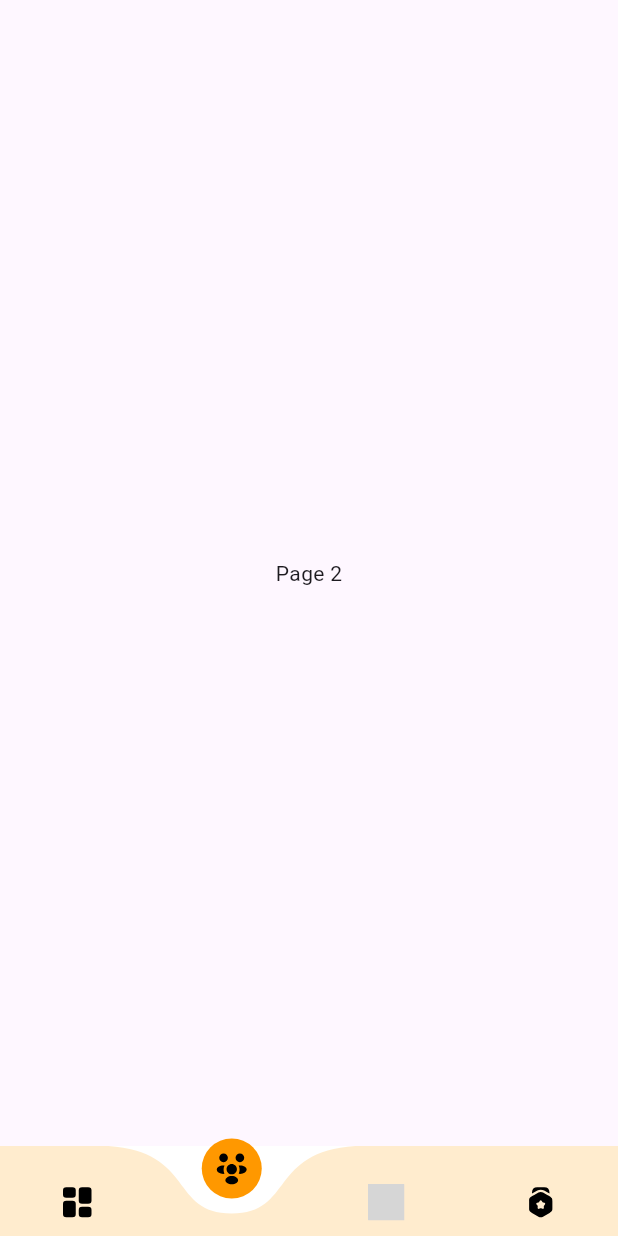
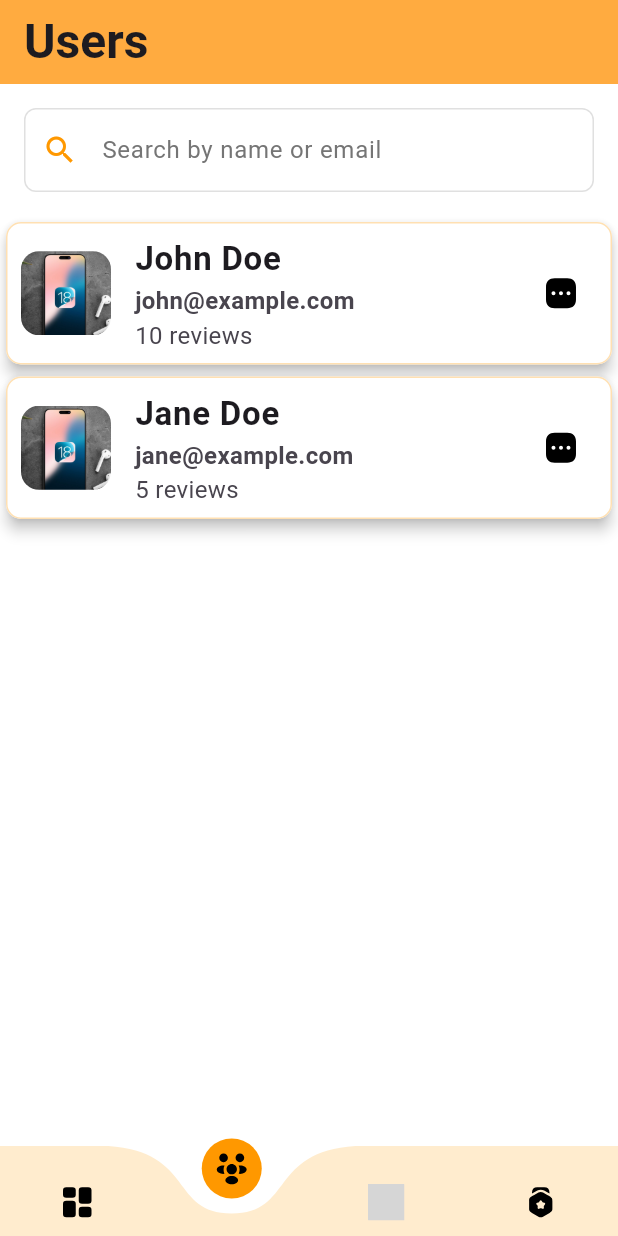
Before and after one commit to MuhammedShabeel001/travio_aadmin, a Flutter app: the screen it shows after launch, item 2 of the bottom bar chosen, on a phone screen of 412 x 824 dp. Run offline on Flutter 3.47's test engine with Material 3 defaults, Android fonts, the phone set to English and light mode, and no system bars; drawn by our look-alikes of curved_navigation_bar; our stand-ins replace barcode_widget, carousel_slider, cloud_firestore, file_picker, firebase_core, firebase_storage and 1 more; accounts and stored records are empty; grey boxes are pictures that could not be loaded.

Commit message:
UserList ui updated

```diff
--- /dev/null
+++ b/lib/controller/user_provider.dart
@@ -0,0 +1,59 @@
+import 'dart:async';
+import 'package:flutter/material.dart';
+
+class Debouncer {
+  final int milliseconds;
+  Timer? _timer;
+
+  Debouncer({this.milliseconds = 300});
+
+  void run(VoidCallback action) {
+    if (_timer != null) {
+      _timer!.cancel();
+    }
+    _timer = Timer(Duration(milliseconds: milliseconds), action);
+  }
+}
+
+class UserProvider with ChangeNotifier {
+  TextEditingController searchController = TextEditingController();
+  String searchQuery = '';
+  final Debouncer _debouncer = Debouncer();
+
+  final List<Map<String, String>> _users = [
+    {
+      'image': 'assets/image/ios-18-neuerungen-teaser-neu_6295364.jpg',
+      'name': 'John Doe',
+      'email': 'john@example.com',
+      'reviews': '10 reviews'
+    },
+    {
+      'image': 'assets/image/ios-18-neuerungen-teaser-neu_6295364.jpg',
+      'name': 'Jane Doe',
+      'email': 'jane@example.com',
+      'reviews': '5 reviews'
+    },
+    // Add more users here...
+  ];
+
+  List<Map<String, String>> get users => _users;
+
+  List<Map<String, String>> get filteredUsers {
+    if (searchQuery.isEmpty) {
+      return _users;
+    } else {
+      return _users
+          .where((user) =>
+              user['name']!.toLowerCase().contains(searchQuery.toLowerCase()) ||
+              user['email']!.toLowerCase().contains(searchQuery.toLowerCase()))
+          .toList();
+    }
+  }
+
+  void updateSearchQuery(String query) {
+    _debouncer.run(() {
+      searchQuery = query;
+      notifyListeners();
+    });
+  }
+}
--- a/lib/core/common/widgets/navigation_bar.dart
+++ b/lib/core/common/widgets/navigation_bar.dart
@@ -3,6 +3,7 @@ import 'package:curved_navigation_bar/curved_navigation_bar.dart';
 import 'package:flutter_svg/flutter_svg.dart';
 import 'package:travio_admin_/test_page.dart';
 import 'package:travio_admin_/view/pages/dashboard/dashbord_page.dart';
+import 'package:travio_admin_/view/pages/manage/active_users.dart';
 import 'package:travio_admin_/view/pages/product/locaion/add_location.dart';
 
 class TNavBar extends StatefulWidget {
@@ -17,7 +18,7 @@ class _TNavBarState extends State<TNavBar> {
 
   final List<Widget> _pages = [
     const DashbordPage(),
-    const Page2(),
+    const UsersPage(),
     const AddLocationPage(),
     const Page4(),
   ];
--- a/lib/main.dart
+++ b/lib/main.dart
@@ -1,12 +1,13 @@
 import 'package:firebase_core/firebase_core.dart';
 import 'package:flutter/material.dart';
 import 'package:provider/provider.dart';
+import 'package:travio_admin_/controller/user_provider.dart';
 // import 'package:travio_admin_/core/common/pages/navbar.dart';
 // ignore: unused_import
 import 'package:travio_admin_/core/common/widgets/navigation_bar.dart';
 import 'package:travio_admin_/controller/place_provider.dart';
 import 'package:travio_admin_/core/firebase/firebase_options.dart';
-import 'package:travio_admin_/view/pages/dashboard/dashbord_page.dart';
+// import 'package:travio_admin_/view/pages/dashboard/dashbord_page.dart';
 
 void main() async{
   WidgetsFlutterBinding.ensureInitialized();
@@ -21,7 +22,8 @@ class MyApp extends StatelessWidget {
   Widget build(BuildContext context) {
     return MultiProvider(
       providers: [
-        ChangeNotifierProvider(create: (context) => PlaceProvider(),)
+        ChangeNotifierProvider(create: (context) => PlaceProvider(),),
+        ChangeNotifierProvider(create: (context) => UserProvider(),),
       ],
       child: MaterialApp(
         debugShowCheckedModeBanner: false,
--- a/lib/view/pages/dashboard/dashbord_page.dart
+++ b/lib/view/pages/dashboard/dashbord_page.dart
@@ -1,6 +1,7 @@
 import 'package:flutter/material.dart';
 import 'package:travio_admin_/view/widgets/Dashbord/count_card.dart';
 import 'package:travio_admin_/view/widgets/Dashbord/user_count.dart';
+import 'package:travio_admin_/view/widgets/global/t_app_bar.dart';
 
 class DashbordPage extends StatelessWidget {
   const DashbordPage({super.key});
@@ -9,14 +10,7 @@ class DashbordPage extends StatelessWidget {
   Widget build(BuildContext context) {
     return Scaffold(
       backgroundColor: Colors.white,
-      appBar: AppBar(
-        backgroundColor: Colors.orangeAccent,
-        title: const Text(
-          'Dashbord',
-          style: TextStyle(fontSize: 32, fontWeight: FontWeight.bold),
-        ),
-        actions: const [],
-      ),
+      appBar: tAppBar('Dashbord'),
       body:  ListView(
         children: const [ SizedBox(
           height: 220,
@@ -35,4 +29,6 @@ class DashbordPage extends StatelessWidget {
       ])
     );
   }
+
+
 }
--- /dev/null
+++ b/lib/view/pages/manage/active_users.dart
@@ -0,0 +1,61 @@
+import 'package:flutter/material.dart';
+import 'package:provider/provider.dart';
+import 'package:travio_admin_/controller/user_provider.dart';
+import 'package:travio_admin_/view/widgets/global/search_bar.dart';
+import 'package:travio_admin_/view/widgets/global/t_app_bar.dart';
+import 'package:travio_admin_/view/widgets/manage/user_tile.dart';
+// import 'search_bar.dart';
+// import 'user_tile.dart';
+// import 't_app_bar.dart';
+// import 'user_provider.dart';
+
+class UsersPage extends StatelessWidget {
+  const UsersPage({super.key});
+
+  @override
+  Widget build(BuildContext context) {
+    return Scaffold(
+      backgroundColor: Colors.white,
+      appBar: tAppBar('Users'),
+      body: Consumer<UserProvider>(
+        builder: (context, userProvider, child) {
+          return Column(
+            children: [
+              // Search bar
+              Padding(
+                  padding: const EdgeInsets.all(16.0),
+                  child: TSearchBar(
+                      controller: userProvider.searchController,
+                      onChanged:(value) {
+                       userProvider.updateSearchQuery(value);
+                    },)
+
+                  // SearchBar(
+                  //   controller: userProvider.searchController,
+                  //   onChanged: (value) {
+                  //     userProvider.updateSearchQuery(value);
+                  //   },
+                  // ),
+                  ),
+              // User list
+              Expanded(
+                child: ListView(
+                  shrinkWrap: true,
+                  physics: const BouncingScrollPhysics(),
+                  children: userProvider.filteredUsers.map((user) {
+                    return UserTile(
+                      image: user['image']!,
+                      name: user['name']!,
+                      email: user['email']!,
+                      reviews: user['reviews']!,
+                    );
+                  }).toList(),
+                ),
+              ),
+            ],
+          );
+        },
+      ),
+    );
+  }
+}
--- a/lib/view/widgets/Dashbord/user_count.dart
+++ b/lib/view/widgets/Dashbord/user_count.dart
@@ -16,7 +16,7 @@ class UserCount extends StatelessWidget {
       child: Padding(
         padding: const EdgeInsets.symmetric(horizontal: 10 ),
         child: Card(
-          color: const Color.fromARGB(255, 211, 238, 212),
+          color: const Color.fromARGB(255, 252, 234, 206),
           elevation: 3,
           child: Row(
             mainAxisAlignment: MainAxisAlignment.spaceAround,
--- /dev/null
+++ b/lib/view/widgets/global/search_bar.dart
@@ -0,0 +1,37 @@
+import 'package:flutter/material.dart';
+
+class TSearchBar extends StatelessWidget {
+  final TextEditingController controller;
+  final ValueChanged<String> onChanged;
+
+  const TSearchBar({
+    required this.controller,
+    required this.onChanged,
+    Key? key,
+  }) : super(key: key);
+
+  @override
+  Widget build(BuildContext context) {
+    return TextField(
+      controller: controller,
+      onChanged: onChanged,
+      decoration: InputDecoration(
+        prefixIcon: const Icon(Icons.search, color: Colors.orange),
+        hintText: 'Search by name or email',
+        hintStyle: TextStyle(color: Colors.grey[600]),
+        border: OutlineInputBorder(
+          borderRadius: BorderRadius.circular(8.0),
+          borderSide: BorderSide(color: Colors.grey[300]!),
+        ),
+        focusedBorder: OutlineInputBorder(
+          borderRadius: BorderRadius.circular(8.0),
+          borderSide: const BorderSide(color: Colors.orange, width: 2.0),
+        ),
+        enabledBorder: OutlineInputBorder(
+          borderRadius: BorderRadius.circular(8.0),
+          borderSide: BorderSide(color: Colors.grey[300]!, width: 1.0),
+        ),
+      ),
+    );
+  }
+}
--- /dev/null
+++ b/lib/view/widgets/global/t_app_bar.dart
@@ -0,0 +1,12 @@
+import 'package:flutter/material.dart';
+
+AppBar tAppBar(String title) {
+    return AppBar(
+      backgroundColor: Colors.orangeAccent,
+      title:  Text(
+        title,
+        style:const TextStyle(fontSize: 32, fontWeight: FontWeight.bold),
+      ),
+      actions: const [],
+    );
+  }
--- /dev/null
+++ b/lib/view/widgets/manage/user_tile.dart
@@ -0,0 +1,57 @@
+import 'package:flutter/material.dart';
+import 'package:travio_admin_/core/common/widgets/navigation_bar.dart';
+
+class UserTile extends StatelessWidget {
+  final String image;
+  final String name;
+  final String email;
+  final String reviews;
+
+  const UserTile({
+    super.key, required this.image, required this.name, required this.email, required this.reviews,
+  });
+
+  @override
+  Widget build(BuildContext context) {
+    return Card(
+      elevation: 4,
+      color: Colors.white,
+      shape: RoundedRectangleBorder(
+        side: BorderSide(
+          color: Colors.orange.shade100,
+          width: 1.0,
+        ),
+        borderRadius: BorderRadius.circular(10.0),
+      ),
+      child: Padding(
+        padding: const EdgeInsets.symmetric(horizontal: 10 ),
+        child: ListTile(
+          contentPadding: const EdgeInsets.all(0),
+          leading: ClipRRect(
+            borderRadius: BorderRadius.circular(12),
+            child: SizedBox(
+              height: 60 ,
+              width: 60,
+              child: Image.asset(
+                image,
+                // height: 60,
+                // width: 60,
+                fit: BoxFit.cover,
+              ),
+            ),
+          ),
+          title: Text(name,style: const TextStyle(fontSize: 22,fontWeight: FontWeight.bold),),
+          subtitle: Column(
+            crossAxisAlignment: CrossAxisAlignment.start,
+            children: [
+              Text(email,style: const TextStyle(fontSize: 16,fontWeight: FontWeight.bold)),
+              Text(reviews,style: const TextStyle(fontSize: 16)),
+            ],
+
+          ),
+          trailing: IconButton(onPressed: (){}, icon: const SvgIcon('assets/icons/more.svg',)),
+        ),
+      ),
+    );
+  }
+}
```
Also changed, not shown: assets/icons/more.svg (added).
